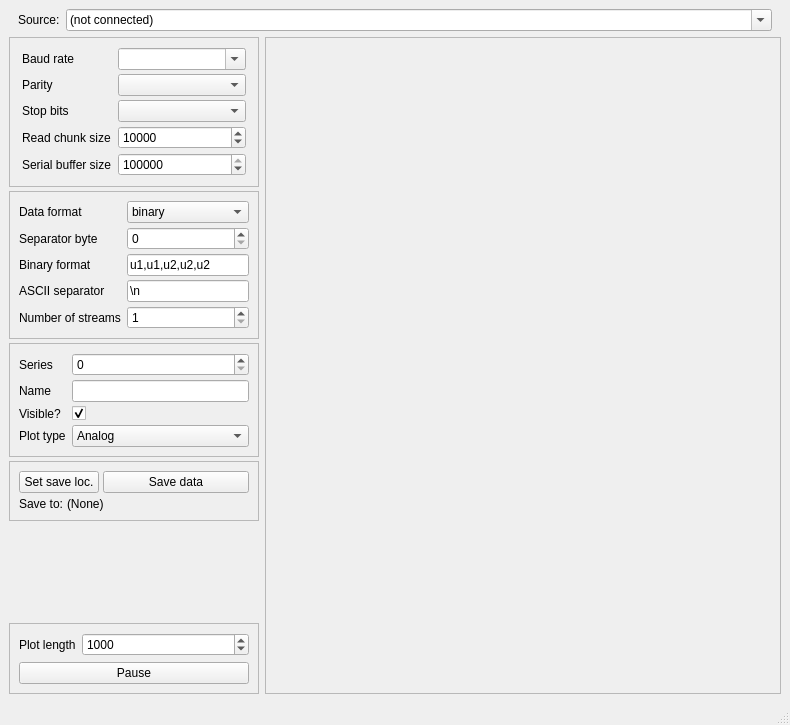
Old version of the form src/splot/splot.ui in the repository starfishneuroscience/splot.
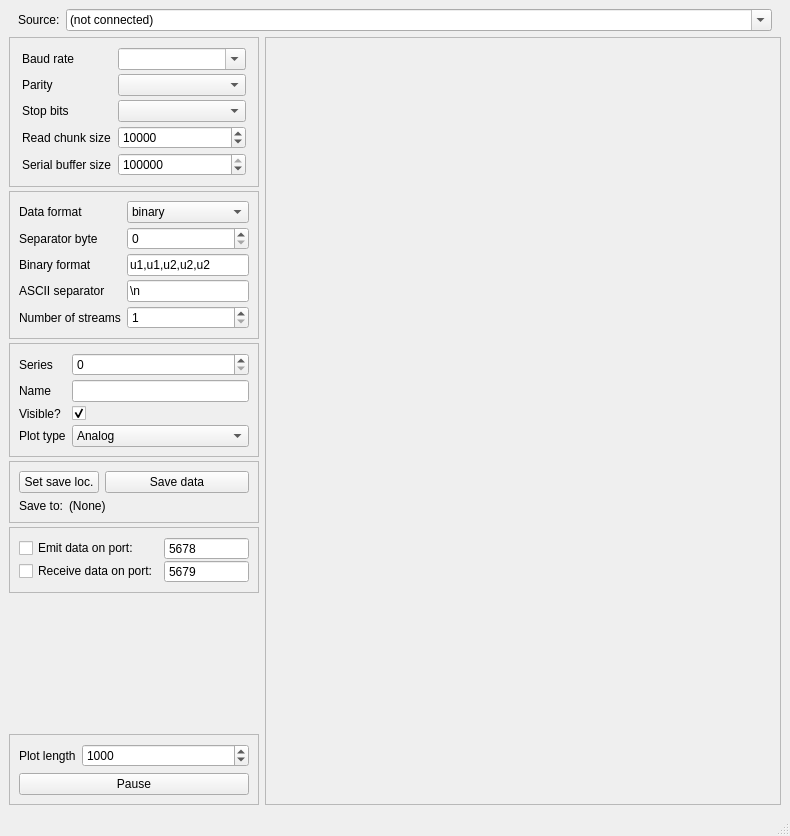
New version of the form.

Commit message: Add ZMQ plumbing to both receive data (and forward it to serial) and emit serial data (PUB)

Patch:
```diff
--- a/src/splot/splot.ui
+++ b/src/splot/splot.ui
@@ -7,7 +7,7 @@
     <x>0</x>
     <y>0</y>
     <width>790</width>
-    <height>725</height>
+    <height>836</height>
    </rect>
   </property>
   <property name="windowTitle">
@@ -529,19 +529,8 @@
               <property name="frameShadow">
                <enum>QFrame::Raised</enum>
               </property>
-              <layout class="QVBoxLayout" name="verticalLayout">
-               <property name="spacing">
-                <number>4</number>
-               </property>
-               <item>
-                <layout class="QFormLayout" name="formLayout_3">
-                 <property name="fieldGrowthPolicy">
-                  <enum>QFormLayout::ExpandingFieldsGrow</enum>
-                 </property>
-                 <property name="verticalSpacing">
-                  <number>0</number>
-                 </property>
-                 <item row="0" column="0">
+              <layout class="QGridLayout" name="gridLayout_2">
+               <item row="0" column="0" colspan="2">
                   <widget class="QPushButton" name="setSaveLocationPushButton">
                    <property name="sizePolicy">
                     <sizepolicy hsizetype="Expanding" vsizetype="Fixed">
@@ -554,7 +543,7 @@
                    </property>
                   </widget>
                  </item>
-                 <item row="0" column="1">
+               <item row="0" column="2">
                   <widget class="QPushButton" name="savePushButton">
                    <property name="sizePolicy">
                     <sizepolicy hsizetype="Expanding" vsizetype="Fixed">
@@ -570,18 +559,14 @@
                    </property>
                   </widget>
                  </item>
-                </layout>
-               </item>
-               <item>
-                <layout class="QFormLayout" name="formLayout_5">
-                 <item row="0" column="0">
+               <item row="1" column="0">
                   <widget class="QLabel" name="saveToLabel">
                    <property name="text">
                     <string>Save to:</string>
                    </property>
                   </widget>
                  </item>
-                 <item row="0" column="1">
+               <item row="1" column="1" colspan="2">
                   <widget class="QLabel" name="saveLocationLabel">
                    <property name="text">
                     <string>(None)</string>
@@ -589,6 +574,77 @@
                   </widget>
                  </item>
                 </layout>
+             </widget>
+            </item>
+            <item>
+             <widget class="QFrame" name="zmqFrame">
+              <property name="minimumSize">
+               <size>
+                <width>0</width>
+                <height>10</height>
+               </size>
+              </property>
+              <property name="frameShape">
+               <enum>QFrame::StyledPanel</enum>
+              </property>
+              <layout class="QGridLayout" name="gridLayout">
+               <property name="horizontalSpacing">
+                <number>-1</number>
+               </property>
+               <property name="verticalSpacing">
+                <number>0</number>
+               </property>
+               <item row="1" column="1">
+                <widget class="QSpinBox" name="receiveDataPortSpinBox">
+                 <property name="enabled">
+                  <bool>true</bool>
+                 </property>
+                 <property name="buttonSymbols">
+                  <enum>QAbstractSpinBox::NoButtons</enum>
+                 </property>
+                 <property name="maximum">
+                  <number>65535</number>
+                 </property>
+                 <property name="value">
+                  <number>5679</number>
+                 </property>
+                </widget>
+               </item>
+               <item row="0" column="0">
+                <widget class="QCheckBox" name="emitDataCheckBox">
+                 <property name="enabled">
+                  <bool>true</bool>
+                 </property>
+                 <property name="text">
+                  <string>Emit data on port:</string>
+                 </property>
+                </widget>
+               </item>
+               <item row="0" column="1">
+                <widget class="QSpinBox" name="emitDataPortSpinBox">
+                 <property name="enabled">
+                  <bool>true</bool>
+                 </property>
+                 <property name="buttonSymbols">
+                  <enum>QAbstractSpinBox::NoButtons</enum>
+                 </property>
+                 <property name="maximum">
+                  <number>65535</number>
+                 </property>
+                 <property name="value">
+                  <number>5678</number>
+                 </property>
+                </widget>
+               </item>
+               <item row="1" column="0">
+                <widget class="QCheckBox" name="receiveDataCheckBox">
+                 <property name="enabled">
+                  <bool>true</bool>
+                 </property>
+                 <property name="text">
+                  <string>Receive data on port:</string>
+                 </property>
+                </widget>
                </item>
               </layout>
              </widget>
```
Left out of the diff: 3 changed lines with no effect on the pictures. Lines whose indentation alone changed are shown as unchanged. The commit also changes 2 other files.
